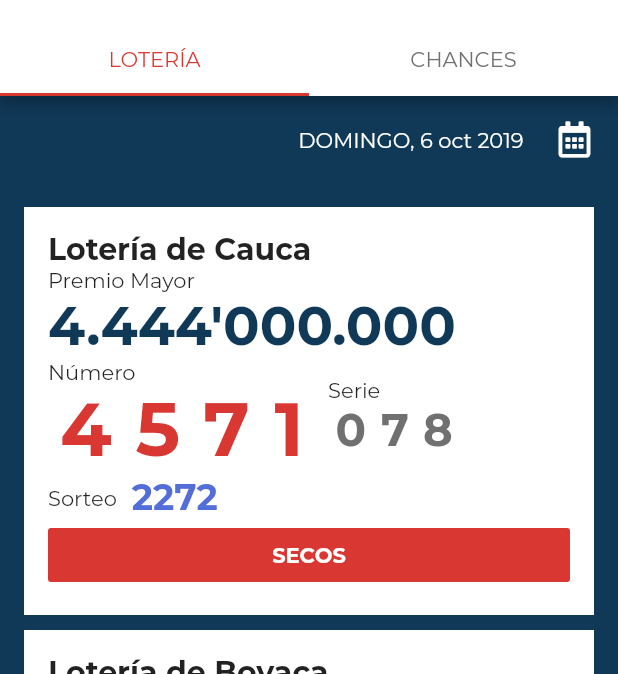
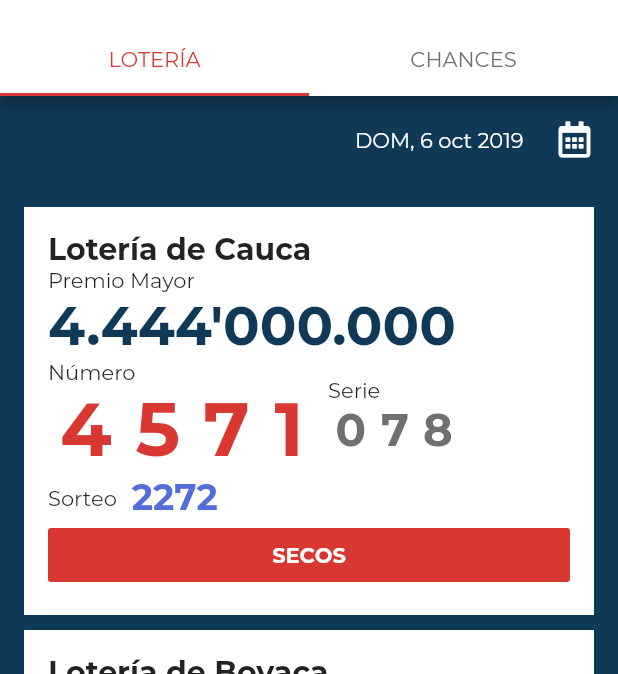
Before and after one commit to mirxtrem-apps/Lotto, a Flutter app: the screen it shows after launch, on a phone screen of 412 x 824 dp, the part 60-734 px from its top. Run offline on Flutter 3.47's test engine with Material 2 defaults, Android fonts, the phone set to English and light mode, and no system bars; our stand-ins replace font_awesome_flutter; missing offline and left inert: admob_flutter.

```diff
--- a/lib/pages/LoteriaView.dart
+++ b/lib/pages/LoteriaView.dart
@@ -13,7 +13,7 @@ class LoteriaView extends StatefulWidget {
 class _LoteriaViewState extends State<LoteriaView> {
   final theme = LottoTheme();
   final lotto = ResultadosLoterias();
-  final day = new DateFormat.EEEE('es-ES').format(new DateTime.now());
+  final day = new DateFormat.E('es-ES').format(new DateTime.now());
   final date = new DateFormat.yMMMd('es-ES').format(new DateTime.now());
 
   List<Map<String, dynamic>> _resultados = [];
```
Also changed, not shown: 1 other file.
